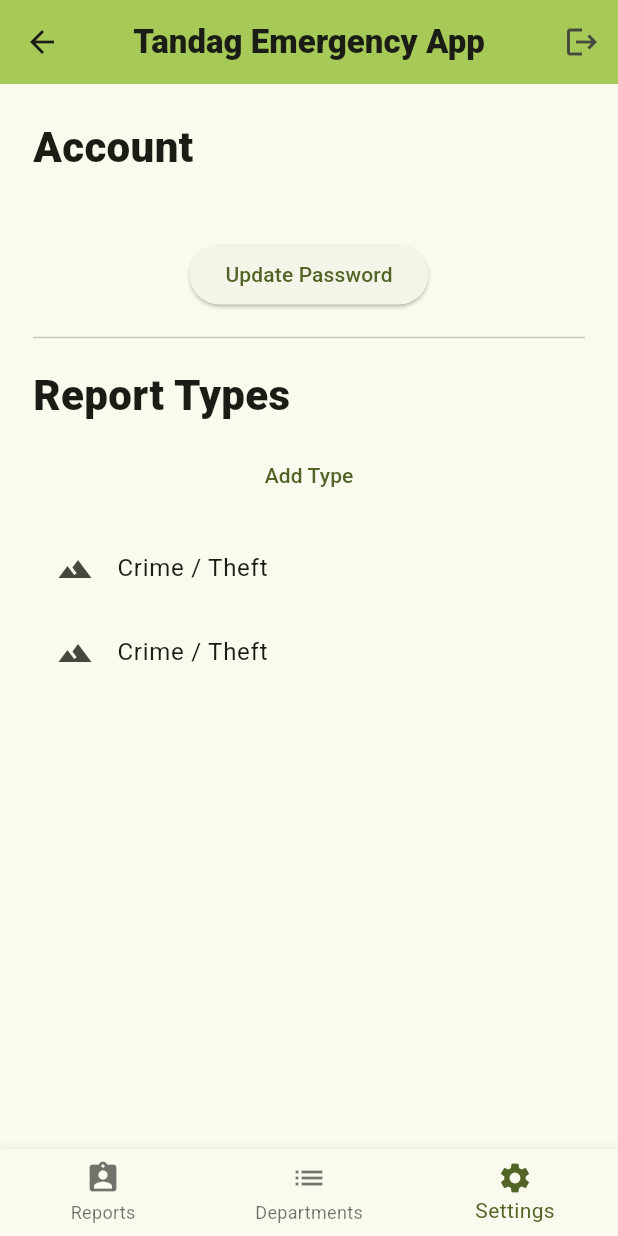
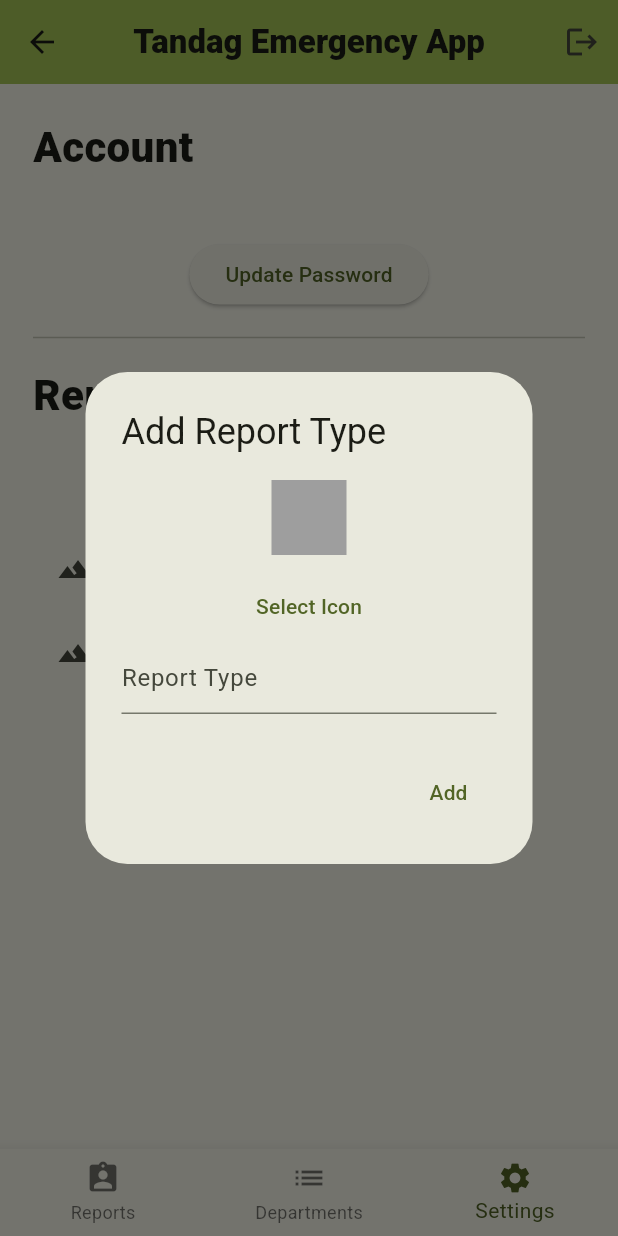
Before and after one commit to xoflo/tandag911, a Flutter app: the AdminScreen screen opened directly, item 3 of the bottom bar chosen, after a tap on "Add Type", on a phone screen of 412 x 824 dp. Run offline on Flutter 3.47's test engine with Material 3 defaults, Android fonts, the phone set to English and light mode, and no system bars; our stand-ins replace cloud_firestore, firebase_auth, firebase_core, flutter_animate; missing offline and left inert: firebase_app_check, flutter_iconpicker; accounts and stored records are empty.

Commit message:
Implement report type creation dialog and enhance icon selection
- **Settings Display**:
    - Replace inline icon picker logic with a call to the new `addReportTypeDialog` function.

- **Settings Functions**:
    - Implement `addReportTypeDialog` featuring a title, an icon preview, and an input field for the report type name.
    - Use `ValueNotifier` to dynamically update the preview when a new icon is selected from the `showIconPicker`.
    - Add a placeholder container for the icon preview when no icon is selected.
    - Include an "Add" action button in the dialog for future submission logic.

```diff
--- a/lib/admin/settingsDisplay.dart
+++ b/lib/admin/settingsDisplay.dart
@@ -20,18 +20,7 @@ settingsDisplay(BuildContext context, User user) {
         Align(alignment: Alignment.centerLeft,child: Text("Report Types", style: TextStyle(fontSize: 28, fontWeight: FontWeight.w900),)),
         TextButton(
           onPressed: () async {
-            IconPickerIcon? icon = await showIconPicker(
-              context,
-              configuration: SinglePickerConfiguration(
-                iconPackModes: [IconPack.material, IconPack.cupertino],
-              ),
-            );
-
-            if (icon != null) {
-              final codePoint = icon.data.codePoint;
-
-              print(codePoint);
-            }
+            addReportTypeDialog(context);
           },
           child: Text("Add Type"),
         ),
--- a/lib/admin/settings_functions.dart
+++ b/lib/admin/settings_functions.dart
@@ -44,19 +44,28 @@ updatePasswordDialog(BuildContext context, User user) {
 
 
 addReportTypeDialog(BuildContext context) {
-
+  TextEditingController reportType = TextEditingController();
   ValueNotifier<int?> codePoint = ValueNotifier(null);
 
   showDialog(context: context, builder: (_) => AlertDialog(
+    title: Text("Add Report Type"),
     content: Container(
-      height: 300,
+      height: 160,
       width: 250,
      child: Column(
        children: [
          ValueListenableBuilder(valueListenable: codePoint, builder: (z, value, c) {
-           return  codePoint != null ? Icon(IconData(codePoint.value!, fontFamily: 'MaterialIcons')) : Container(),
+           return codePoint.value != null ?
+           Icon(
+               size: 50,
+               IconData(codePoint.value!, fontFamily: 'MaterialIcons')) :
+           Container(
+             height: 50,
+             width: 50,
+             color: Colors.grey,
+           );
 
-         })
+         }),
          SizedBox(height: 10),
          TextButton(onPressed: () async {
            IconPickerIcon? icon = await showIconPicker(
@@ -67,13 +76,24 @@ addReportTypeDialog(BuildContext context) {
            );
 
            if (icon != null) {
-             codePoint = icon.data.codePoint;
+             codePoint.value = icon.data.codePoint;
 
              print(codePoint);
            }
-         }, child: Text("Select Icon"))
+         }, child: Text("Select Icon")),
+         TextField(
+           controller: reportType,
+           decoration: InputDecoration(
+             hintText: 'Report Type'
+           ),
+         )
        ],
      ),
     ),
+    actions: [
+      TextButton(onPressed: () {
+
+      }, child: Text("Add"))
+    ],
   ));
 }
```
